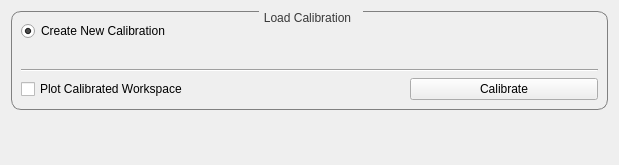
Old version of the form scripts/Engineering/gui/engineering_diffraction/tabs/calibration/calibration_tab.ui in the repository mantidproject/mantid.
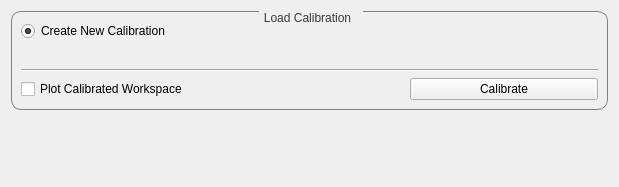
New version of the form. Custom widgets are drawn as their Qt base class.

```diff
--- a/scripts/Engineering/gui/engineering_diffraction/tabs/calibration/calibration_tab.ui
+++ b/scripts/Engineering/gui/engineering_diffraction/tabs/calibration/calibration_tab.ui
@@ -10,7 +10,7 @@
     <x>0</x>
     <y>0</y>
     <width>619</width>
-    <height>165</height>
+    <height>187</height>
    </rect>
   </property>
   <property name="sizePolicy">
```
Left out of the diff: 6 changed lines with no effect on the pictures.
